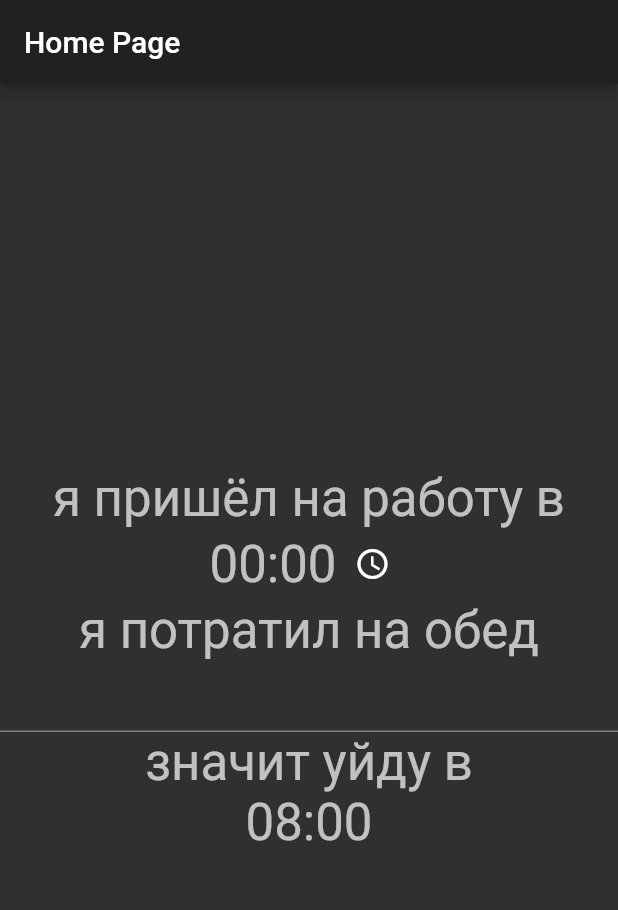
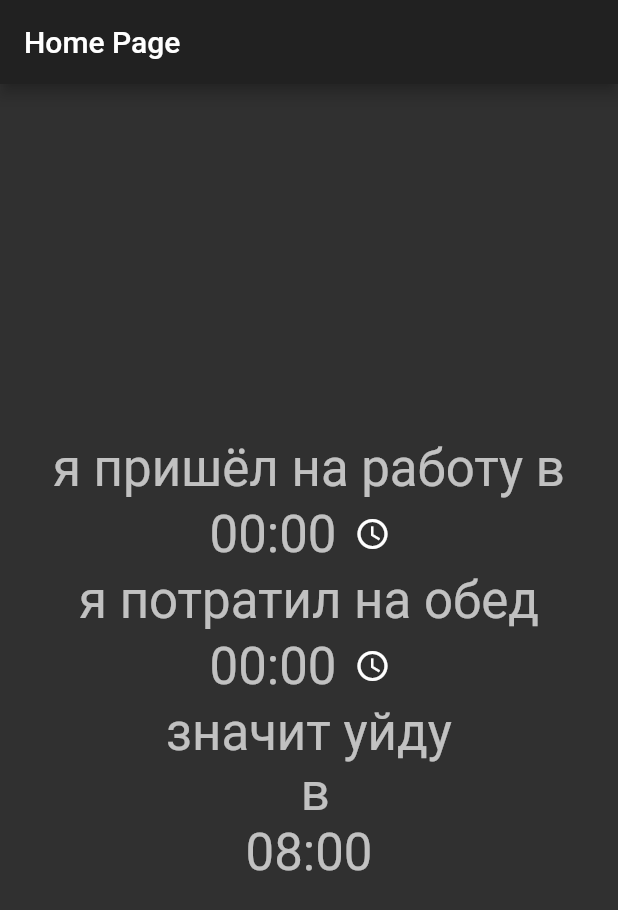
Before and after one commit to Mapkn3/when_home, a Flutter app: the screen it shows after launch, on a phone screen of 412 x 824 dp. Shown: the top 910 px of the screen. Run offline on Flutter 3.47's test engine with Material 2 defaults, Android fonts, the phone set to English and light mode, and no system bars.

Commit message:
Add timePicker for lunch time.

```diff
--- a/lib/main.dart
+++ b/lib/main.dart
@@ -1,11 +1,10 @@
+import 'package:flutter/cupertino.dart';
 import 'package:flutter/foundation.dart';
 import 'package:flutter/material.dart';
-import 'package:flutter/services.dart';
 
 void main() => runApp(MyApp());
 
 class MyApp extends StatelessWidget {
-  // This widget is the root of your application.
   @override
   Widget build(BuildContext context) {
     return MaterialApp(
@@ -27,7 +26,7 @@ class MyHomePage extends StatefulWidget {
 
 class _MyHomePageState extends State<MyHomePage> {
   TimeOfDay _time = TimeOfDay(hour: 0, minute: 0);
-  int _lunch = 0;
+  TimeOfDay _lunch = TimeOfDay(hour: 0, minute: 0);
 
   void _getTime() async {
     TimeOfDay selectedTime = await showTimePicker(
@@ -47,11 +46,33 @@ class _MyHomePageState extends State<MyHomePage> {
     });
   }
 
+  Widget _lunchTimePicker() {
+    return CupertinoDatePicker(
+      initialDateTime: DateTime(1969, 1, 1, _lunch.hour, _lunch.minute),
+      onDateTimeChanged: (DateTime value) {
+        setState(() {
+          _lunch = TimeOfDay.fromDateTime(value);
+        });
+      },
+      use24hFormat: true,
+      mode: CupertinoDatePickerMode.time,
+      backgroundColor: CupertinoDynamicColor.resolve(
+          CupertinoColors.systemBackground, context),
+    );
+  }
+
   @override
   Widget build(BuildContext context) {
     TextStyle _textStyle = Theme.of(context).textTheme.display1;
     TimeOfDay arrivalTime = _time;
-    TimeOfDay departureTime = _time.replacing(hour: _time.hour + 8, minute: _time.minute + _lunch);
+    int departureHour = _time.hour + _lunch.hour + 8;
+    int departureMinute = _time.minute + _lunch.minute;
+    int dayOverflow = departureHour ~/ 24;
+    departureHour += departureMinute ~/ 60;
+    departureMinute = departureMinute % 60;
+    departureHour = departureHour % 24;
+    TimeOfDay departureTime =
+        _time.replacing(hour: departureHour, minute: departureMinute);
     return Scaffold(
       appBar: AppBar(
         title: Text(widget.title),
@@ -68,8 +89,8 @@ class _MyHomePageState extends State<MyHomePage> {
               mainAxisAlignment: MainAxisAlignment.center,
               children: <Widget>[
                 Text(
-                  MaterialLocalizations.of(context)
-                      .formatTimeOfDay(arrivalTime, alwaysUse24HourFormat: true),
+                  MaterialLocalizations.of(context).formatTimeOfDay(arrivalTime,
+                      alwaysUse24HourFormat: true),
                   style: _textStyle,
                 ),
                 IconButton(
@@ -82,17 +103,37 @@ class _MyHomePageState extends State<MyHomePage> {
               'я потратил на обед',
               style: _textStyle,
             ),
-            TextFormField(
-              keyboardType: TextInputType.number,
-              inputFormatters: [WhitelistingTextInputFormatter(new RegExp('[0-9]+'))],
-              onChanged: (input) => setState(() {
-                if (input != null && input.trim() != '') {
-                  _lunch = num.tryParse(input);
-                }
-              }),
+            Row(
+              mainAxisAlignment: MainAxisAlignment.center,
+              children: <Widget>[
+                Text(
+                  MaterialLocalizations.of(context).formatTimeOfDay(
+                      TimeOfDay(hour: _lunch.hour, minute: _lunch.minute),
+                      alwaysUse24HourFormat: true),
+                  style: _textStyle,
+                ),
+                IconButton(
+                  icon: Icon(Icons.access_time),
+                  onPressed: () {
+                    showCupertinoModalPopup(
+                        context: context,
+                        builder: (BuildContext builder) {
+                          return Container(
+                            height:
+                                MediaQuery.of(context).copyWith().size.height / 4,
+                            child: _lunchTimePicker(),
+                          );
+                        });
+                  },
+                ),
+              ],
             ),
             Text(
-              'значит уйду в',
+              'значит уйду',
+              style: _textStyle,
+            ),
+            Text(
+              '${dayOverflow > 0 ? '${dayOverflow > 1 ? 'после' : ''}завтра' : ''} в',
               style: _textStyle,
             ),
             Text(
--- a/pubspec.yaml
+++ b/pubspec.yaml
@@ -19,6 +19,7 @@ environment:
 dependencies:
   flutter:
     sdk: flutter
+  shared_preferences: "^0.5.6"
 
   # The following adds the Cupertino Icons font to your application.
   # Use with the CupertinoIcons class for iOS style icons.
```
Also changed, not shown: pubspec.lock, 1 other file.
